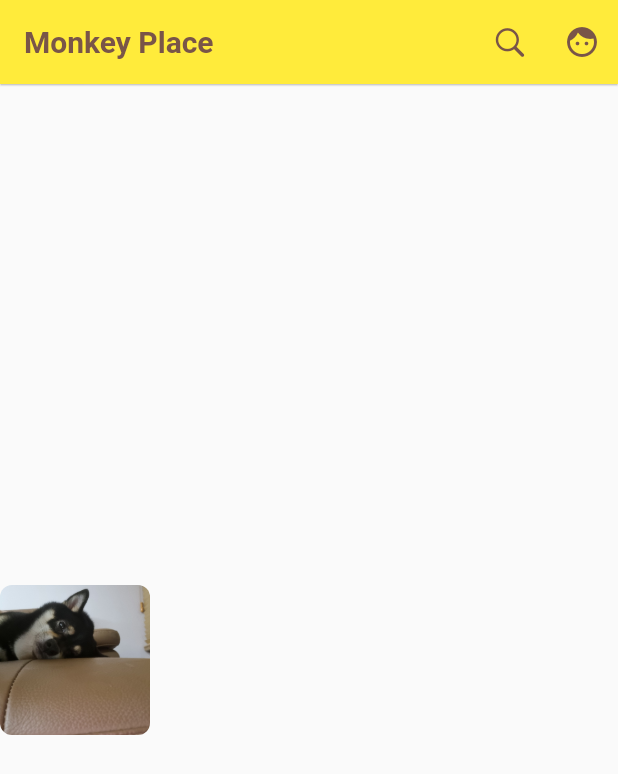
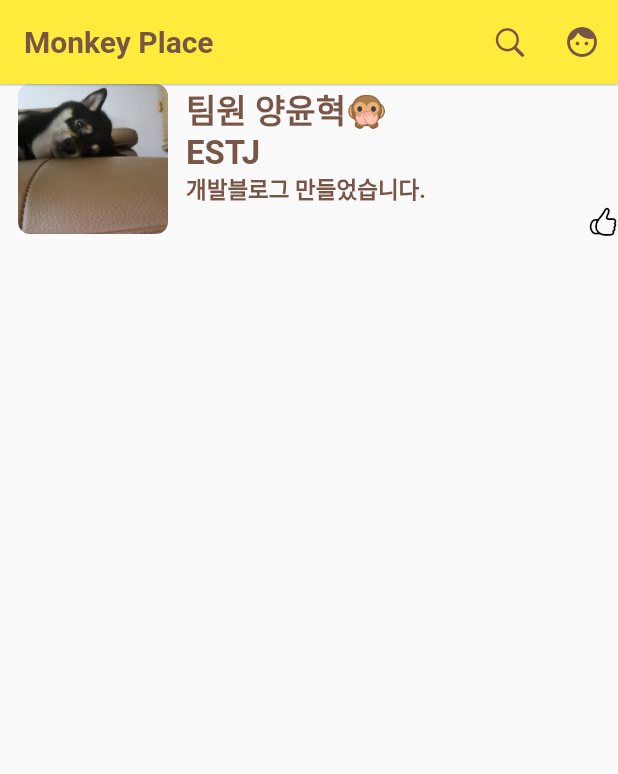
Before and after one commit to kkomin/FlyingMonkey, a Flutter app: the screen it shows after launch, on a phone screen of 412 x 824 dp. Shown: the top 774 px of the screen. Run offline on Flutter 3.47's test engine with Material 2 defaults, Android fonts, the phone set to English and light mode, and no system bars.

Commit message:
사진 소개 및 좋아요  구현

```diff
--- a/lib/main.dart
+++ b/lib/main.dart
@@ -20,8 +20,15 @@ class MyApp extends StatelessWidget {
 // 첫 번째 페이지
 
 // 두 번째 페이지
-class SecondPage extends StatelessWidget {
+class SecondPage extends StatefulWidget {
   const SecondPage({super.key});
+
+  @override
+  State<SecondPage> createState() => _SecondPageState();
+}
+
+class _SecondPageState extends State<SecondPage> {
+  bool like = false;
 
   @override
   Widget build(Object context) {
@@ -62,7 +69,9 @@ class SecondPage extends StatelessWidget {
         ],
       ),
       body: Row(
+        crossAxisAlignment: CrossAxisAlignment.start, // 위쪽에 붙게 만들기
         children: [
+          SizedBox(width: 12),
           ClipRRect(
             borderRadius: BorderRadius.circular(8),
             child: Image.asset(
@@ -72,16 +81,51 @@ class SecondPage extends StatelessWidget {
               fit: BoxFit.cover,
             ),
           ),
-          //이미지
-          Column(
+          SizedBox(width: 12),
+          Expanded(
+            child: Column(
+              crossAxisAlignment: CrossAxisAlignment.start, // 왼쪽으로 붙게 만들기
               children: [
-              // 글씨
+                Text(
+                  '팀원 양윤혁🙊',
+                  style: TextStyle(
+                      fontSize: 22,
+                      color: Colors.brown,
+                      fontWeight: FontWeight.bold),
+                ),
+                Text('ESTJ',
+                    style: TextStyle(
+                        fontSize: 22,
+                        color: Colors.brown,
+                        fontWeight: FontWeight.bold)),
+                Text('개발블로그 만들었습니다.',
+                    style: TextStyle(
+                        fontSize: 15,
+                        color: Colors.brown,
+                        fontWeight: FontWeight.bold)),
                 Row(
                   children: [
-                  // 빈칸 하트 아이콘
+                    Spacer(),
+                    GestureDetector(
+                      onTap: () {
+                        setState(() {
+                          like = !like;
+                        });
+                      },
+                      child: Row(children: [
+                        Icon(
+                          like
+                              ? CupertinoIcons.hand_thumbsup_fill
+                              : CupertinoIcons.hand_thumbsup,
+                          color: like ? Colors.brown : Colors.black,
+                          size: 20,
+                        )
+                      ]),
+                    )
                   ],
                 ),
               ],
+            ),
           ),
         ],
       ),
```
Lines whose indentation alone changed are shown as unchanged.
